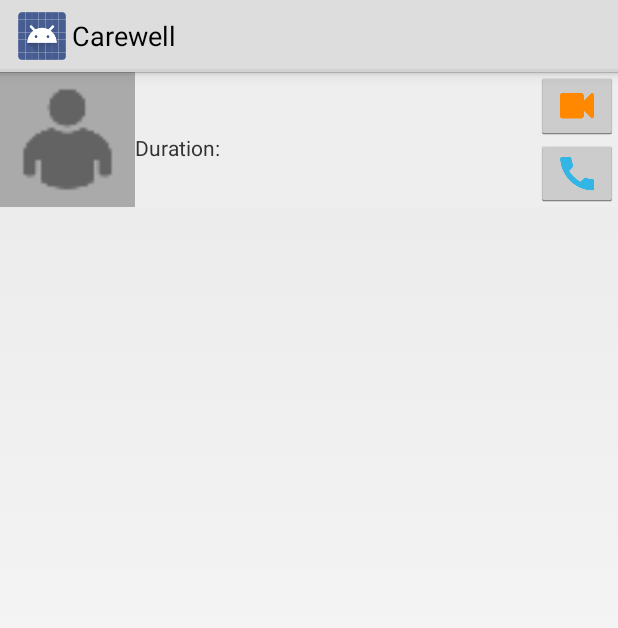
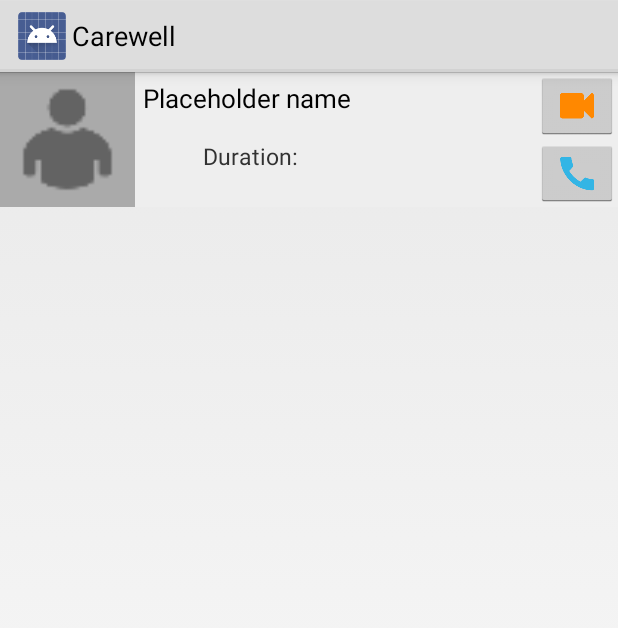
Before and after one commit to mmatija/Carewell, an Android app: the layout call_log.xml on its own in the app's theme, with its tools: preview values and no code run, on a phone screen of 412 x 824 dp. Shown: the top 628 px of the screen. Run offline under Robolectric (Android 15) with nearby library versions, the phone set to English and light mode, and no system bars.

Commit message:
Minor layout changes done, unnecessary Toasts removed

```diff
--- a/app/src/main/java/com/example/matija_pc/carewell/listeners/CallButtonListener.java
+++ b/app/src/main/java/com/example/matija_pc/carewell/listeners/CallButtonListener.java
@@ -4,7 +4,6 @@ import android.content.ContentValues;
 import android.content.Context;
 import android.database.Cursor;
 import android.view.View;
-import android.widget.Toast;
 
 import com.example.matija_pc.carewell.adapters.CallsAdapter;
 import com.example.matija_pc.carewell.database.DatabaseOperations;
@@ -37,7 +36,7 @@ public class CallButtonListener implements View.OnClickListener {
         CallHelper callHelper = (CallHelper) v.getTag();
         String personCalled = callHelper.userID;
         String callType = callHelper.callType;
-        Toast.makeText(mContext, callType, Toast.LENGTH_SHORT).show();
+        //Toast.makeText(mContext, callType, Toast.LENGTH_SHORT).show();
         ContentValues values = new ContentValues();
         Calendar calendar = Calendar.getInstance();
         long callStart = calendar.getTimeInMillis();
--- a/app/src/main/java/com/example/matija_pc/carewell/listeners/SendMessageButtonListener.java
+++ b/app/src/main/java/com/example/matija_pc/carewell/listeners/SendMessageButtonListener.java
@@ -4,7 +4,6 @@ import android.app.Activity;
 import android.content.Intent;
 import android.database.Cursor;
 import android.view.View;
-import android.widget.Toast;
 
 import com.example.matija_pc.carewell.ComposeMessageActivity;
 import com.example.matija_pc.carewell.MainActivity;
@@ -25,7 +24,7 @@ public class SendMessageButtonListener implements View.OnClickListener {
 
     @Override
     public void onClick(View v) {
-        Toast.makeText(mActivity.getApplicationContext(), "Send message", Toast.LENGTH_SHORT).show();
+        //Toast.makeText(mActivity.getApplicationContext(), "Send message", Toast.LENGTH_SHORT).show();
         String userID = (String) v.getTag();
         DatabaseOperations databaseOperations = new DatabaseOperations(mActivity.getApplicationContext());
         String query = "SELECT * FROM " + DatabaseTables.Conversations.TABLE_NAME + " WHERE " + DatabaseTables.Conversations.USER_ID + "=?";
--- a/app/src/main/res/layout/call_log.xml
+++ b/app/src/main/res/layout/call_log.xml
@@ -24,15 +24,23 @@
             android:layout_above="@+id/call_duration"
             android:layout_alignTop="@id/user_picture_thumbnail"
             android:layout_toLeftOf="@+id/linear_layout_1"
+            android:paddingLeft="5dp"
+            android:paddingTop="5dp"
+            android:textSize="17dp"
+            android:text="Placeholder name"
+            android:textColor="@android:color/black"
             />
 
         <TextView
             android:layout_width="match_parent"
             android:layout_height="wrap_content"
             android:id="@+id/call_duration"
-            android:layout_above="@+id/call_direction"
-            android:layout_toRightOf="@+id/user_picture_thumbnail"
+            android:layout_above="@+id/call_time"
+            android:layout_alignLeft="@id/call_time"
             android:layout_toLeftOf="@+id/linear_layout_1"
+            android:gravity="bottom|left"
+            android:paddingLeft="5dp"
+            android:textSize="15dp"
             android:text="@string/duration"/>
 
         <ImageView
@@ -40,24 +48,29 @@
             android:layout_height="30dp"
             android:id="@+id/call_direction"
             android:layout_toRightOf="@+id/user_picture_thumbnail"
-            android:layout_alignBottom="@+id/user_picture_thumbnail"
+            android:layout_alignBottom="@+id/call_duration"
+            android:layout_alignTop="@id/call_duration"
             />
 
         <ImageView
             android:layout_width="40dp"
             android:layout_height="30dp"
             android:id="@+id/call_type"
-            android:layout_toRightOf="@id/call_direction"
-            android:layout_alignBottom="@id/call_direction"/>
+            android:layout_toRightOf="@id/user_picture_thumbnail"
+            android:layout_below="@id/call_direction"
+            android:layout_alignBottom="@id/call_time"/>
 
         <TextView
             android:layout_width="match_parent"
             android:layout_height="wrap_content"
             android:id="@+id/call_time"
             android:layout_toRightOf="@id/call_type"
-            android:layout_alignBottom="@id/call_type"
-            android:layout_alignTop="@id/call_type"
+            android:layout_alignBottom="@id/linear_layout_1"
             android:layout_toLeftOf="@id/linear_layout_1"
+            android:gravity="bottom|left"
+            android:paddingLeft="5dp"
+            android:paddingBottom="2dp"
+            android:textSize="15dp"
             />
 
         <LinearLayout
```
Also changed, not shown: app/src/main/java/com/example/matija_pc/carewell/adapters/ContactsAdapter.java (+8 -4 lines), app/src/main/res/layout/contact.xml (+10 -4 lines).
